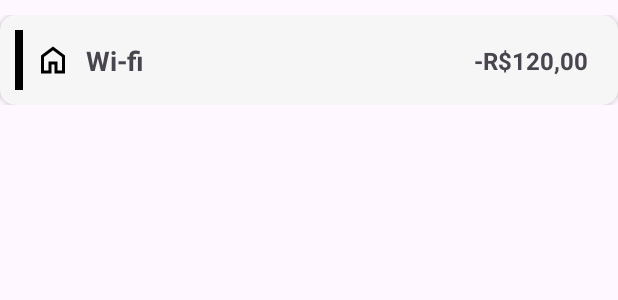
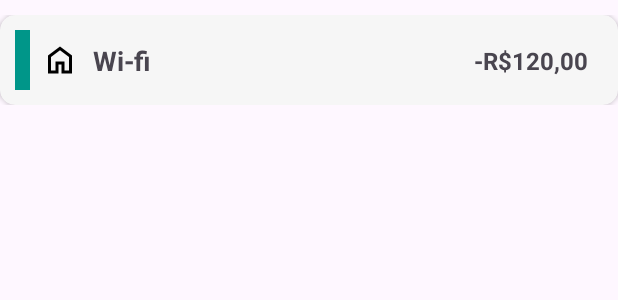
Before and after one commit to pedrocerqueiras/HackSprintFinTrack, an Android app: the layout item_expense.xml on its own in the app's theme, with its tools: preview values and no code run, on a phone screen of 412 x 824 dp. Shown: the top 300 px of the screen. Run offline under Robolectric (Android 15) with nearby library versions, the phone set to English and light mode, and no system bars.

Commit message:
implementado barra colorida atualizada de acordo com a seleção na criação da categoria.

```diff
--- a/app/src/main/java/com/example/fintrack/CategoryListAdapter.kt
+++ b/app/src/main/java/com/example/fintrack/CategoryListAdapter.kt
@@ -4,6 +4,7 @@ import android.view.LayoutInflater
 import android.view.View
 import android.view.ViewGroup
 import android.widget.TextView
+import androidx.core.content.ContextCompat
 import androidx.recyclerview.widget.DiffUtil
 import androidx.recyclerview.widget.ListAdapter
 import androidx.recyclerview.widget.RecyclerView
@@ -50,6 +51,7 @@ class CategoryListAdapter :
             tvCategory.text = category.name
             tvCategory.isSelected = category.isSelected
 
+
             view.setOnClickListener {
                 onClick.invoke(category)
             }
--- a/app/src/main/java/com/example/fintrack/ExpenseListAdapter.kt
+++ b/app/src/main/java/com/example/fintrack/ExpenseListAdapter.kt
@@ -5,6 +5,7 @@ import android.view.View
 import android.view.ViewGroup
 import android.widget.ImageView
 import android.widget.TextView
+import androidx.core.content.ContextCompat
 import androidx.recyclerview.widget.DiffUtil
 import androidx.recyclerview.widget.ListAdapter
 import androidx.recyclerview.widget.RecyclerView
@@ -27,7 +28,8 @@ class ExpenseListAdapter(
 
             ivCategoryIcon.setImageResource(expense.iconResId)
 
-            viewCategoryColor.setBackgroundColor(expense.colorResId)
+            viewCategoryColor.setBackgroundColor(ContextCompat.getColor(itemView.context, expense.color))
+
 
             itemView.setOnClickListener {
                 onClick(expense)
--- a/app/src/main/java/com/example/fintrack/data/CategoryEntity.kt
+++ b/app/src/main/java/com/example/fintrack/data/CategoryEntity.kt
@@ -15,5 +15,5 @@ data class CategoryEntity(
     @ColumnInfo (name = "icon")
     val iconResId: Int,
     @ColumnInfo (name = "color")
-    val colorResId: Int
+    val color: Int
 )
--- a/app/src/main/java/com/example/fintrack/ui/expense/CreateOrUpdateExpenseBottomSheet.kt
+++ b/app/src/main/java/com/example/fintrack/ui/expense/CreateOrUpdateExpenseBottomSheet.kt
@@ -114,7 +114,7 @@ class CreateOrUpdateExpenseBottomSheet(
                             category = requireNotNull(expenseCategory),
                             amount = amount,
                             iconResId = 0,
-                            colorResId = 0
+                            color = 0
                         )
                     )
                 } else {
@@ -125,7 +125,7 @@ class CreateOrUpdateExpenseBottomSheet(
                             category = requireNotNull(expenseCategory),
                             amount = amount,
                             iconResId = 0,
-                            colorResId = 0
+                            color = 0
                         )
                     )
                 }
--- a/app/src/main/java/com/example/fintrack/ui/expense/ExpenseUiData.kt
+++ b/app/src/main/java/com/example/fintrack/ui/expense/ExpenseUiData.kt
@@ -6,5 +6,5 @@ data class ExpenseUiData(
     val name: String,
     val amount: Float,
     val iconResId: Int,
-    var colorResId: Int
+    var color: Int
 )
--- a/app/src/main/res/layout/item_expense.xml
+++ b/app/src/main/res/layout/item_expense.xml
@@ -7,8 +7,8 @@
 
 
     <androidx.cardview.widget.CardView
+        android:id="@+id/cv_expense"
         android:layout_width="match_parent"
-        android:id="@+id/cv_expense"
         android:layout_height="60dp"
         app:cardBackgroundColor="#F6F6F6"
         app:cardCornerRadius="10dp"
@@ -24,26 +24,26 @@
 
             <View
                 android:id="@+id/view_category_color"
-                android:layout_width="5dp"
-                android:layout_height="0dp"
+                android:layout_width="10dp"
+                android:layout_height="50dp"
                 android:layout_marginEnd="10dp"
-                android:background="@color/black"
+                android:background="@color/water_green"
                 app:layout_constraintBottom_toBottomOf="parent"
-                app:layout_constraintTop_toTopOf="parent"
+                app:layout_constraintEnd_toStartOf="@id/iv_category_icon"
                 app:layout_constraintStart_toStartOf="parent"
-                app:layout_constraintEnd_toStartOf="@id/iv_category_icon" />
+                app:layout_constraintTop_toTopOf="parent" />
 
             <ImageView
                 android:id="@+id/iv_category_icon"
                 android:layout_width="24dp"
                 android:layout_height="24dp"
+                android:layout_marginStart="8dp"
                 android:layout_marginEnd="10dp"
+                android:contentDescription="@string/category_icon"
                 android:src="@drawable/ic_home"
-                android:layout_marginStart="8dp"
-                android:contentDescription="@string/category_icon"
                 app:layout_constraintBottom_toBottomOf="parent"
-                app:layout_constraintTop_toTopOf="parent"
-                app:layout_constraintStart_toEndOf="@id/view_category_color" />
+                app:layout_constraintStart_toEndOf="@id/view_category_color"
+                app:layout_constraintTop_toTopOf="parent" />
 
             <TextView
                 android:id="@+id/tv_expense_title"
```
Also changed, not shown: app/src/main/java/com/example/fintrack/ui/MainActivity.kt (+9 -7 lines), app/src/main/java/com/example/fintrack/ui/category/CreateCategoryBottomSheet.kt (+18 -17 lines).
